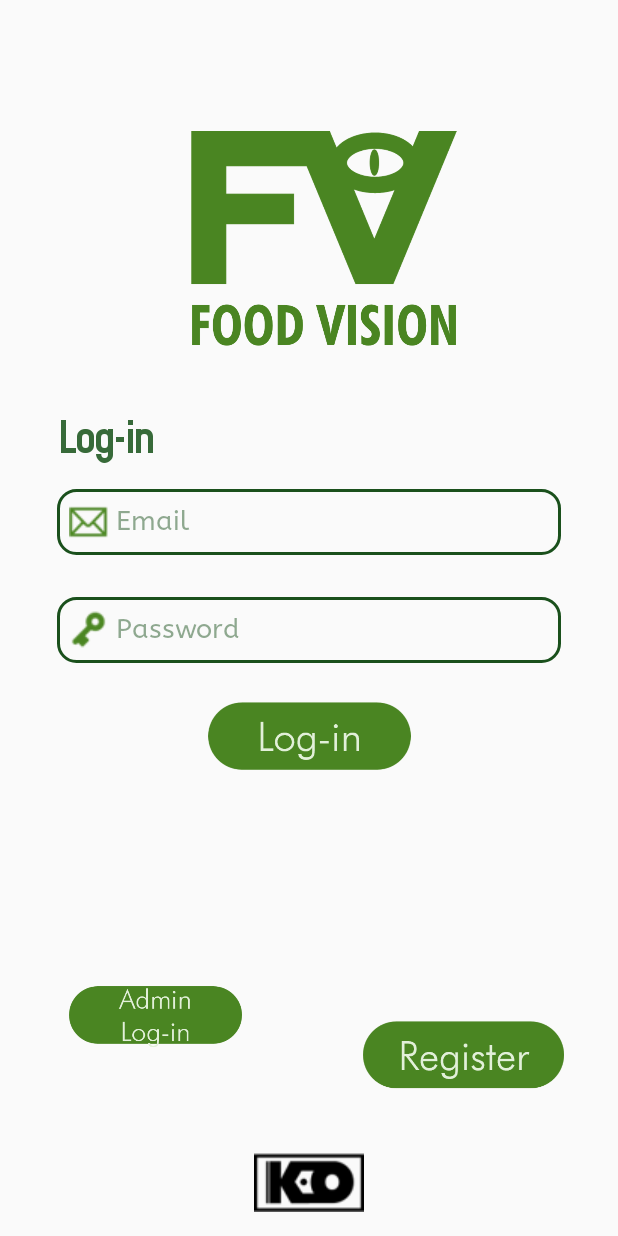
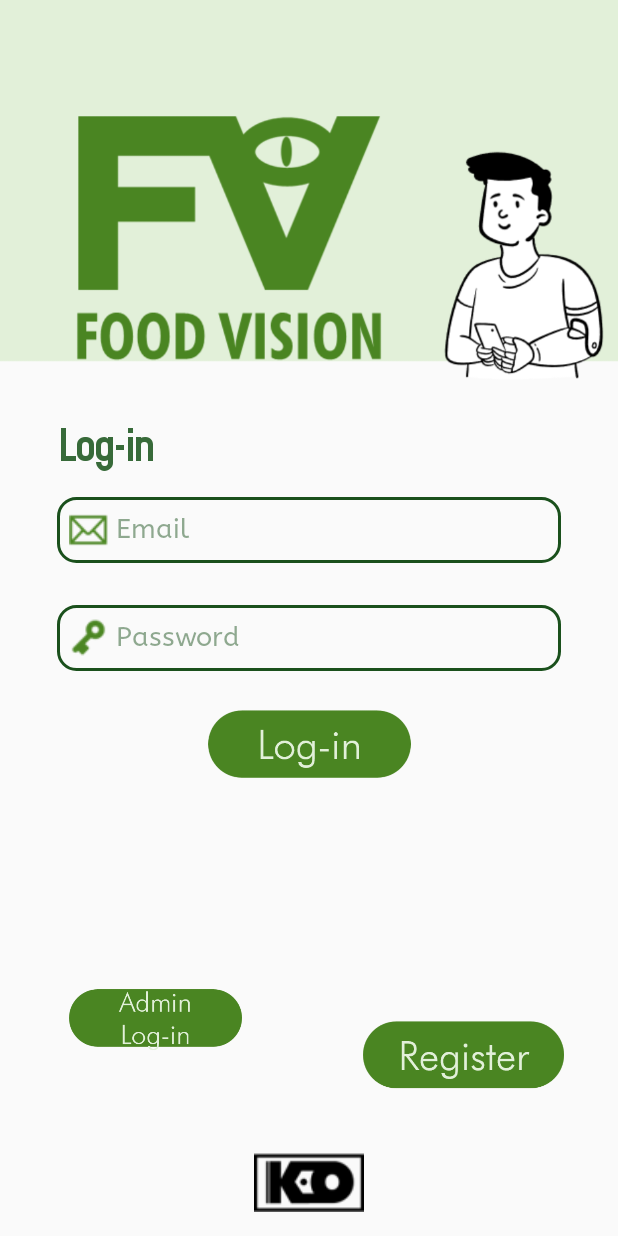
Before and after one commit to Charles2005/FoodVision, an Android app: the screen it shows after launch (MainActivity), on a phone screen of 412 x 824 dp. Run offline under Robolectric (Android 15) with nearby library versions, the phone set to English and light mode, and no system bars; our stand-ins replace Firebase (no records; nobody signed in at launch, a user with empty details on screens opened directly).

Commit message:
with verify, data privacy and other edits

```diff
--- a/app/src/main/res/layout/activity_main.xml
+++ b/app/src/main/res/layout/activity_main.xml
@@ -5,6 +5,16 @@
     android:layout_width="match_parent"
     android:layout_height="match_parent"
     tools:context=".activities.MainActivity">
+
+    <ImageView
+        android:id="@+id/imageView2"
+        android:layout_width="418dp"
+        android:layout_height="275dp"
+        app:layout_constraintEnd_toEndOf="parent"
+        app:layout_constraintHorizontal_bias="1.0"
+        app:layout_constraintStart_toStartOf="parent"
+        app:layout_constraintTop_toTopOf="parent"
+        app:srcCompat="@drawable/maingfx" />
 
     <TextView
         android:id="@+id/textView11"
@@ -16,13 +26,7 @@
         android:textColor="#376A39"
         android:textSize="34sp"
         app:layout_constraintStart_toStartOf="parent"
-        app:layout_constraintTop_toBottomOf="@+id/frameLayout" />
-
-    <androidx.constraintlayout.widget.Group
-        android:id="@+id/group"
-        android:layout_width="wrap_content"
-        android:layout_height="wrap_content"
-        app:constraint_referenced_ids="imageView,imageView2" />
+        app:layout_constraintTop_toBottomOf="@+id/imageView2" />
 
     <ImageButton
         android:id="@+id/loginButton"
@@ -114,27 +118,4 @@
         app:layout_constraintBottom_toTopOf="@id/loginButton"
         app:layout_constraintTop_toBottomOf="@+id/emailTextBox" />
 
-    <FrameLayout
-        android:id="@+id/frameLayout"
-        android:layout_width="wrap_content"
-        android:layout_height="270dp"
-        app:layout_constraintEnd_toEndOf="parent"
-        app:layout_constraintStart_toStartOf="parent"
-        app:layout_constraintTop_toTopOf="parent">
-
-        <ImageView
-            android:id="@+id/imageView"
-            android:layout_width="match_parent"
-            android:layout_height="250dp"
-            tools:srcCompat="@drawable/login" />
-
-        <ImageView
-            android:id="@+id/imageView2"
-            android:layout_width="225dp"
-            android:layout_height="189dp"
-            android:layout_marginLeft="20dp"
-            android:layout_marginTop="80dp"
-            app:srcCompat="@drawable/logo" />
-    </FrameLayout>
-
 </androidx.constraintlayout.widget.ConstraintLayout>
```
Also changed, not shown: app/src/main/res/drawable-v24/maingfx.png (added).
